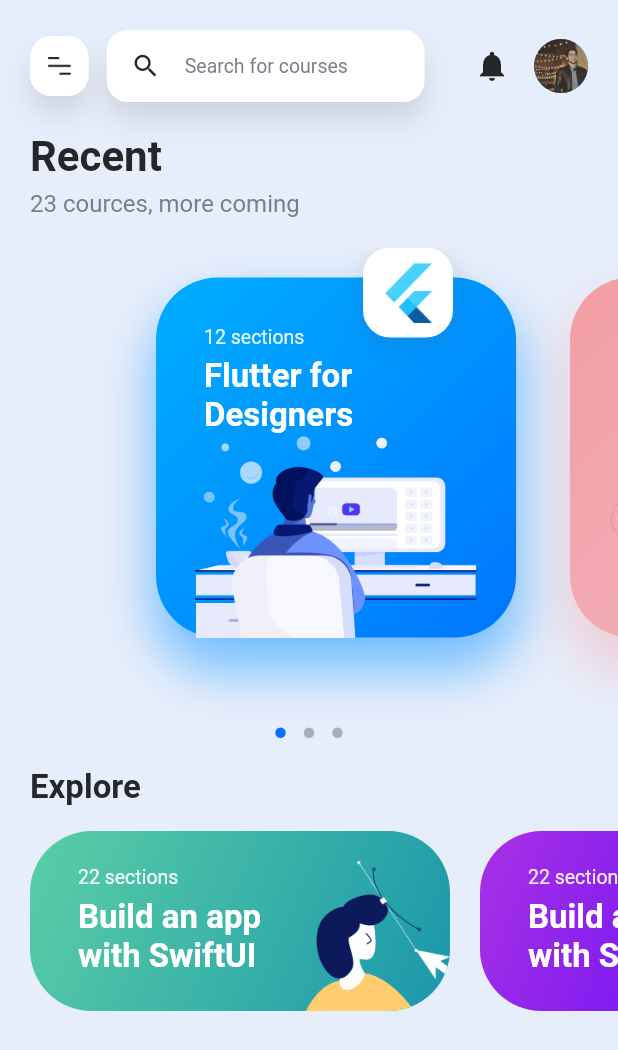
After one commit to vkashegde/digiwork, a Flutter app: the screen it shows after launch, on a phone screen of 412 x 824 dp. The commit adds this screen. Shown: the top 1050 px of the screen. Run offline on Flutter 3.47's test engine with Material 2 defaults, Android fonts, the phone set to English and light mode, and no system bars.

Commit message:
sidebar animation added

```diff
--- a/lib/components/home_screen_navbar.dart
+++ b/lib/components/home_screen_navbar.dart
@@ -4,6 +4,8 @@
 import 'package:flutter/material.dart';
 
 class HomeScreenNavBar extends StatelessWidget {
+  HomeScreenNavBar({@required this.triggerAnimation});
+  final Function triggerAnimation;
   @override
   Widget build(BuildContext context) {
     return Padding(
@@ -11,7 +13,9 @@
       child: Row(
         mainAxisAlignment: MainAxisAlignment.spaceBetween,
         children: [
-          SidebarButton(),
+          SidebarButton(
+            triggerAnimation: triggerAnimation,
+          ),
           SearchFieldWidget(),
           Icon(
             Icons.notifications,
--- a/lib/components/sidebar_button.dart
+++ b/lib/components/sidebar_button.dart
@@ -2,16 +2,13 @@
 import 'package:flutter/material.dart';
 
 class SidebarButton extends StatelessWidget {
-  const SidebarButton({
-    Key key,
-  }) : super(key: key);
+  SidebarButton({@required this.triggerAnimation});
+  final Function triggerAnimation;
 
   @override
   Widget build(BuildContext context) {
     return RawMaterialButton(
-      onPressed: () {
-        print("sidebar button pressed");
-      },
+      onPressed: triggerAnimation,
       //it will only tap on content not outside.
       materialTapTargetSize: MaterialTapTargetSize.shrinkWrap,
       highlightColor: Colors.transparent,
--- /dev/null
+++ b/lib/screens/home_screen.dart
@@ -0,0 +1,142 @@
+import 'package:digiwork/components/home_screen_navbar.dart';
+import 'package:digiwork/components/lists/explore_course_list.dart';
+import 'package:digiwork/components/lists/recent_course_list.dart';
+import 'package:digiwork/constants.dart';
+import 'package:digiwork/screens/sidebar_screen.dart';
+import 'package:flutter/material.dart';
+
+class HomeScreen extends StatefulWidget {
+  const HomeScreen({
+    Key key,
+  }) : super(key: key);
+
+  @override
+  _HomeScreenState createState() => _HomeScreenState();
+}
+
+class _HomeScreenState extends State<HomeScreen> with TickerProviderStateMixin {
+  Animation<Offset> sidebarAnimation;
+  Animation<double> fadeAnimation;
+  AnimationController sidebarAnimationCOntroller;
+  var sidebarHidden = true;
+
+  @override
+  void initState() {
+    super.initState();
+    sidebarAnimationCOntroller = AnimationController(
+      vsync: this,
+      duration: Duration(milliseconds: 250),
+    );
+    sidebarAnimation = Tween<Offset>(
+      begin: Offset(-1, 0),
+      end: Offset(00, 0),
+    ).animate(CurvedAnimation(
+        parent: sidebarAnimationCOntroller, curve: Curves.easeInOut));
+
+    fadeAnimation = Tween<double>(
+      begin: 0.0,
+      end: 1.0,
+    ).animate(CurvedAnimation(
+        parent: sidebarAnimationCOntroller, curve: Curves.easeInOut));
+  }
+
+  @override
+  void dispose() {
+    super.dispose();
+    sidebarAnimationCOntroller.dispose();
+  }
+
+  @override
+  Widget build(BuildContext context) {
+    return Scaffold(
+      body: Container(
+        color: kBackgroundColor,
+        child: Stack(
+          children: [
+            SafeArea(
+              child: Column(
+                children: [
+                  HomeScreenNavBar(
+                    triggerAnimation: () {
+                      sidebarAnimationCOntroller.forward();
+                      setState(() {
+                        sidebarHidden = !sidebarHidden;
+                      });
+                    },
+                  ),
+                  Padding(
+                    padding: EdgeInsets.symmetric(horizontal: 20),
+                    child: Column(
+                      crossAxisAlignment: CrossAxisAlignment.stretch,
+                      children: [
+                        Text(
+                          "Recent",
+                          style: kLargeTitleStyle,
+                        ),
+                        SizedBox(
+                          height: 5,
+                        ),
+                        Text(
+                          '23 cources, more coming ',
+                          style: kSubtitleStyle,
+                        )
+                      ],
+                    ),
+                  ),
+                  SizedBox(
+                    height: 20,
+                  ),
+                  RecentCourseList(),
+                  Padding(
+                    padding: EdgeInsets.only(
+                        left: 20, right: 20, top: 20, bottom: 16),
+                    child: Column(
+                      crossAxisAlignment: CrossAxisAlignment.stretch,
+                      children: [
+                        Text(
+                          "Explore",
+                          style: kTitle1Style,
+                        )
+                      ],
+                    ),
+                  ),
+                  ExploreCourseList(),
+                ],
+              ),
+            ),
+            IgnorePointer(
+              ignoring: sidebarHidden,
+              child: Stack(
+                children: [
+                  FadeTransition(
+                    opacity: fadeAnimation,
+                    child: GestureDetector(
+                      onTap: () {
+                        sidebarAnimationCOntroller.reverse();
+                        setState(() {
+                          sidebarHidden = !sidebarHidden;
+                        });
+                      },
+                      child: Container(
+                        color: Color.fromRGBO(36, 38, 41, 0.5),
+                        height: MediaQuery.of(context).size.height,
+                        width: MediaQuery.of(context).size.width,
+                      ),
+                    ),
+                  ),
+                  SlideTransition(
+                    position: sidebarAnimation,
+                    child: SafeArea(
+                      child: SidebarScreen(),
+                      bottom: false,
+                    ),
+                  ),
+                ],
+              ),
+            )
+          ],
+        ),
+      ),
+    );
+  }
+}
--- a/lib/screens/sidebar_screen.dart
+++ b/lib/screens/sidebar_screen.dart
@@ -12,7 +12,7 @@
           color: kSidebarBackgroundColor,
           borderRadius: BorderRadius.only(topRight: Radius.circular(34.0))),
       height: MediaQuery.of(context).size.height,
-      width: MediaQuery.of(context).size.height * 0.85,
+      width: MediaQuery.of(context).size.width * 0.85,
       padding: EdgeInsets.symmetric(vertical: 35, horizontal: 20),
       child: SafeArea(
         child: Column(
```
Also changed, not shown: lib/main.dart (+3 -49 lines).
